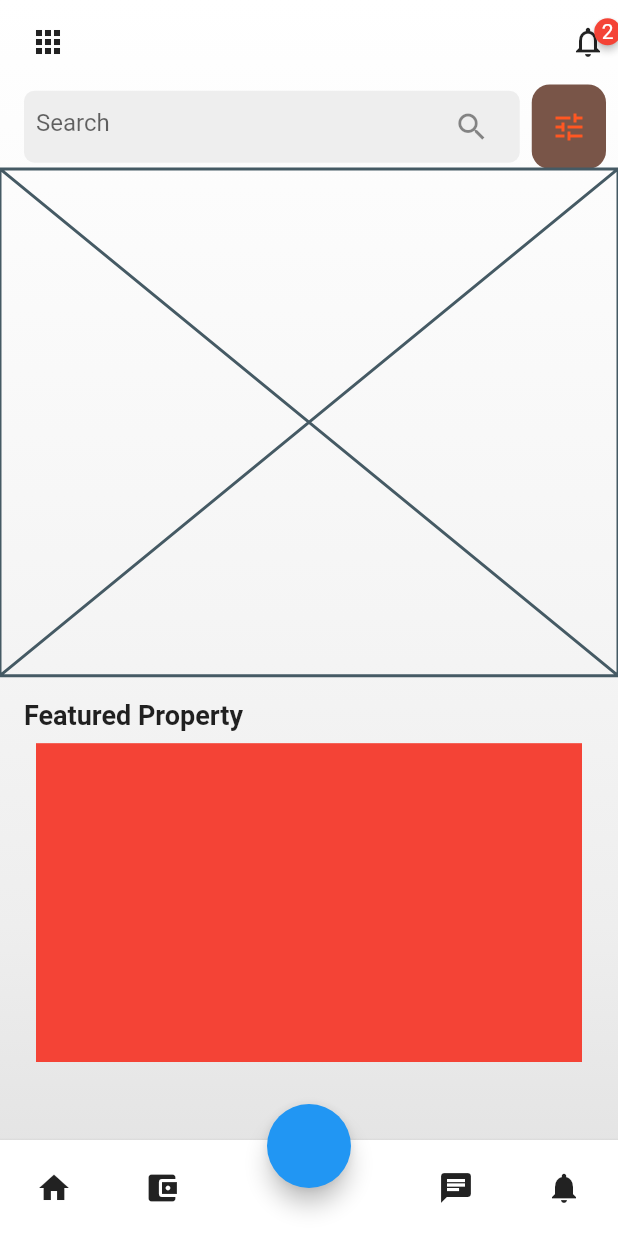
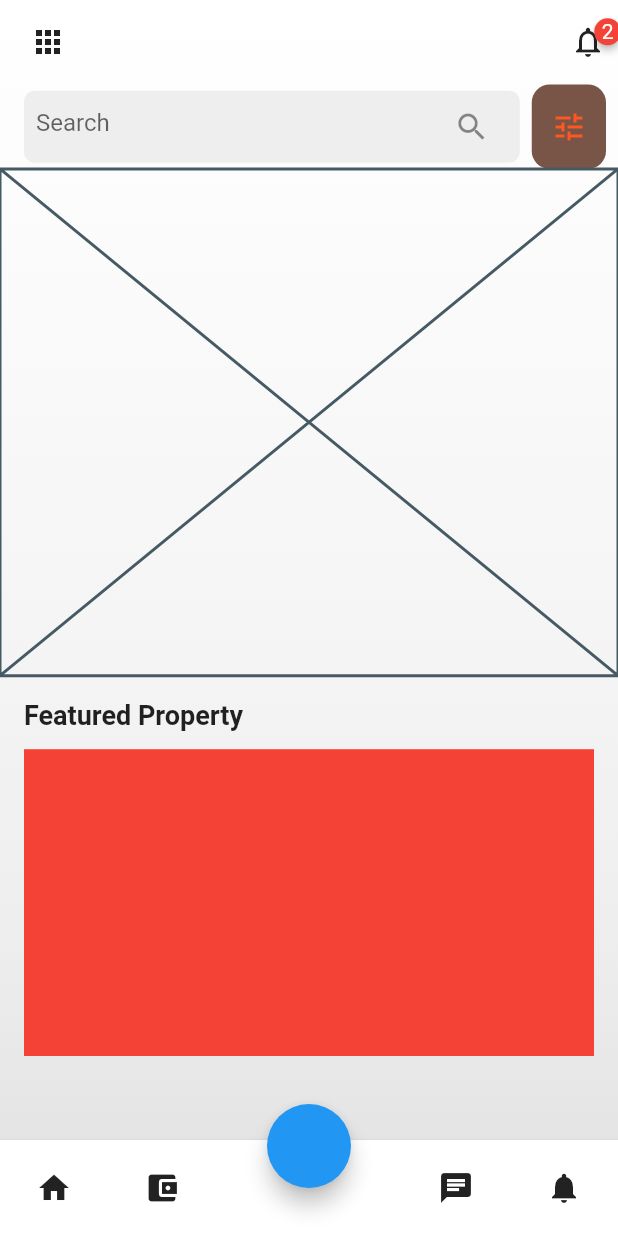
Before and after one commit to JAICHANGPARK/flutter_notebook_11th_story, a Flutter app: the screen it shows after launch, on a phone screen of 412 x 824 dp. Run offline on Flutter 3.47's test engine with Material 2 defaults, Android fonts, the phone set to English and light mode, and no system bars; drawn by our look-alikes of badges; our stand-ins replace backdrop, flutter_inner_drawer, flutter_slidable, flutter_swiper, google_fonts.

Commit message:
Update real_estate_home_page.dart

```diff
--- a/lib/ep731_real_estate_app/ui/real_estate_home_page.dart
+++ b/lib/ep731_real_estate_app/ui/real_estate_home_page.dart
@@ -161,7 +161,7 @@ class _RealEstateHomePageState extends State<RealEstateHomePage> {
                             fontWeight: FontWeight.bold
                           ),),
                           Expanded(child: Padding(
-                            padding: const EdgeInsets.all(8.0),
+                            padding: const EdgeInsets.symmetric(vertical: 12, ),
                             child: Container(
                               decoration: BoxDecoration(
                                 color: Colors.red
```
